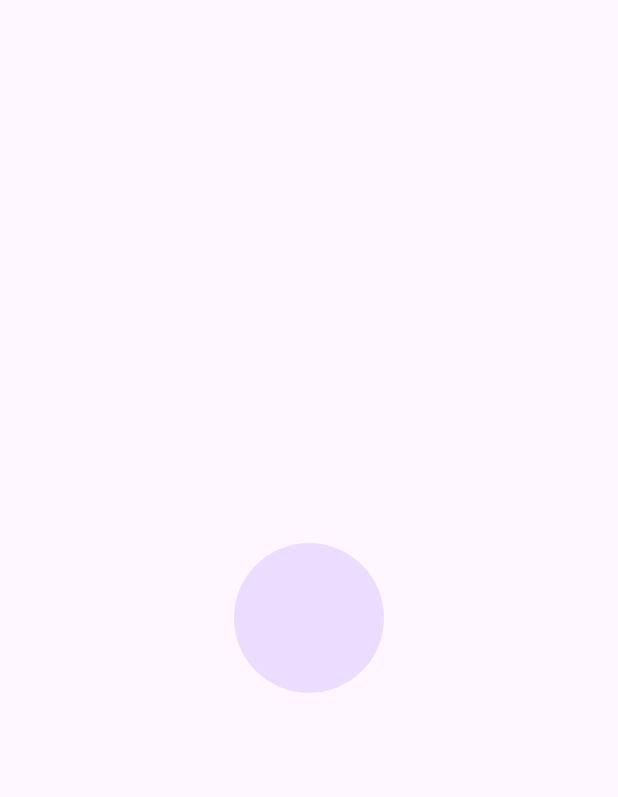
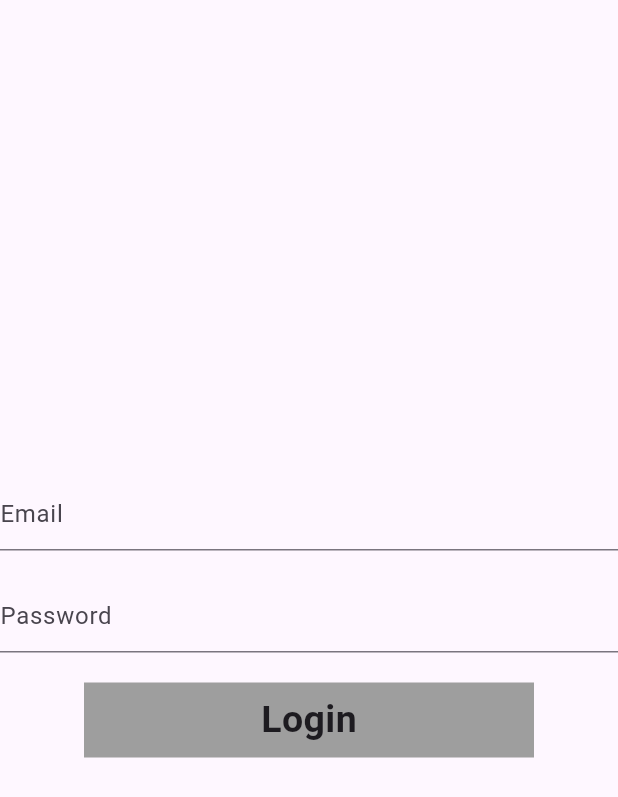
Before and after one commit to saliq03/GetX-Practice, a Flutter app: the screen it shows after launch, on a phone screen of 412 x 824 dp. Shown: the top 797 px of the screen. Run offline on Flutter 3.47's test engine with Material 3 defaults, Android fonts, the phone set to English and light mode, and no system bars; our stand-ins replace get, image_picker.

Commit message:
login using getx

```diff
--- /dev/null
+++ b/lib/Login.dart
@@ -0,0 +1,54 @@
+import 'package:flutter/material.dart';
+import 'package:get/get.dart';
+import 'package:get/get_core/src/get_main.dart';
+import 'package:getx_practice/management/login_controller.dart';
+
+class Login extends StatefulWidget {
+  const Login({super.key});
+
+  @override
+  State<Login> createState() => _LoginState();
+}
+
+class _LoginState extends State<Login> {
+  LoginController loginController=Get.put(LoginController());
+  @override
+  Widget build(BuildContext context) {
+    return Scaffold(
+      body: Column(
+        mainAxisAlignment: MainAxisAlignment.center,
+        crossAxisAlignment: CrossAxisAlignment.center,
+        children: [
+          TextFormField(
+            controller: loginController.emailController.value,
+            decoration: InputDecoration(
+              hintText: "Email",
+            ),
+          ),
+          SizedBox(height: 20,),
+          TextFormField(
+            controller: loginController.passwordController.value,
+            decoration: InputDecoration(
+              hintText: "Password",
+            ),
+          ),
+          SizedBox(height: 20,),
+          InkWell(
+            onTap: (){
+              loginController.login();
+            },
+            child: Container(
+              height: 50,
+              width: 300,
+              color: Colors.grey,
+              child: Obx(()=>Center(
+                child: loginController.loading.value==true?
+                CircularProgressIndicator():
+                Text("Login",style: TextStyle(fontWeight: FontWeight.bold,fontSize: 25),)
+              ))
+          ))
+        ],
+      ),
+    );
+  }
+}
--- a/lib/main.dart
+++ b/lib/main.dart
@@ -2,6 +2,7 @@ import 'package:flutter/material.dart';
 import 'package:getx_practice/FirstScreen.dart';
 import 'package:getx_practice/Home.dart';
 import 'package:get/get.dart';
+import 'package:getx_practice/Login.dart';
 import 'package:getx_practice/SecondScreen.dart';
 import 'package:getx_practice/SelectImage.dart';
 import 'package:getx_practice/languages.dart';
@@ -27,7 +28,7 @@ class MyApp extends StatelessWidget {
         colorScheme: ColorScheme.fromSeed(seedColor: Colors.deepPurple),
         useMaterial3: true,
       ),
-      home: SelectImage(),
+      home: Login(),
       getPages: [
         GetPage(name:'/screeen', page: ()=>Home()),
         GetPage(name:'/screeenfirst', page: ()=>Firstscreen()),
--- /dev/null
+++ b/lib/management/login_controller.dart
@@ -0,0 +1,36 @@
+import 'dart:convert';
+
+import 'package:flutter/cupertino.dart';
+import 'package:get/get.dart';
+import 'package:http/http.dart';
+
+class LoginController extends GetxController{
+ final emailController=TextEditingController().obs;
+ final passwordController=TextEditingController().obs;
+
+ RxBool loading=false.obs;
+  login() async {
+   loading.value=true;
+    try{
+      var response =await post(Uri.parse("https://reqres.in/api/login"),
+          body: {
+            "email": emailController.value.text,
+            "password":passwordController.value.text
+          });
+      var data=jsonDecode(response.body);
+      if(response.statusCode==200){
+
+        Get.snackbar("Login Successful", "Congratulations");
+      }
+      else{
+        Get.snackbar("Login failed", data['error']);
+      }
+
+    }
+    catch(e){
+      Get.snackbar("Login Failed", "Exception occured");
+      print(e.toString());
+    }
+   loading.value=false;
+  }
+}
--- a/pubspec.yaml
+++ b/pubspec.yaml
@@ -37,6 +37,7 @@ dependencies:
   cupertino_icons: ^1.0.8
   get: ^4.6.6
   image_picker:
+  http:
 
 dev_dependencies:
   flutter_test:
```
Also changed, not shown: pubspec.lock.
